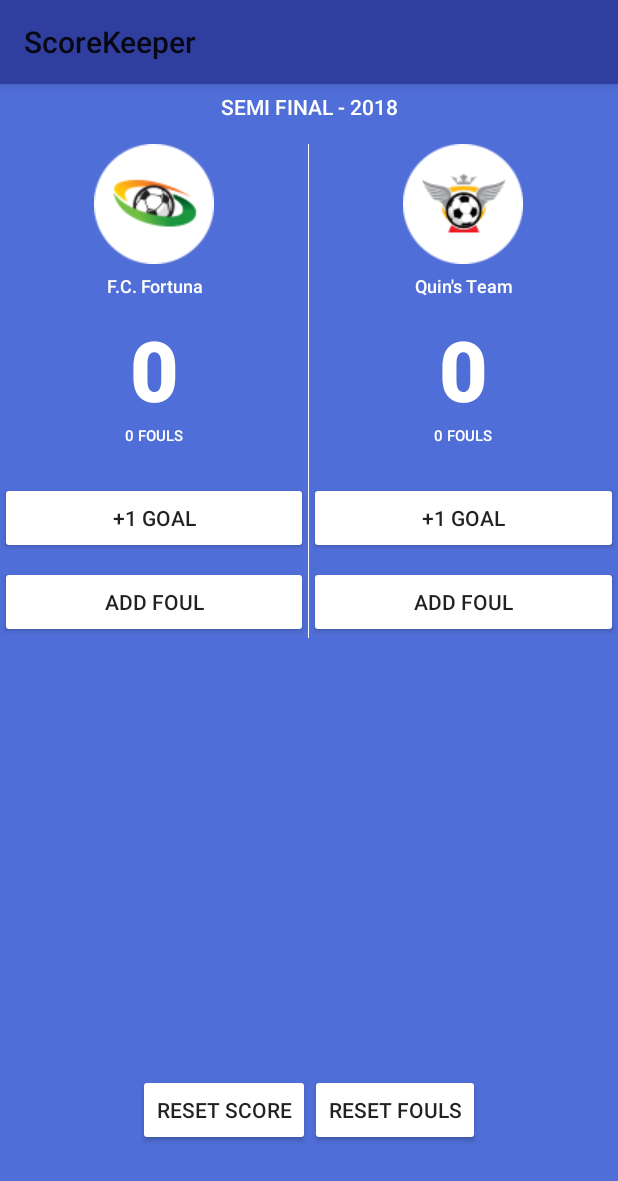
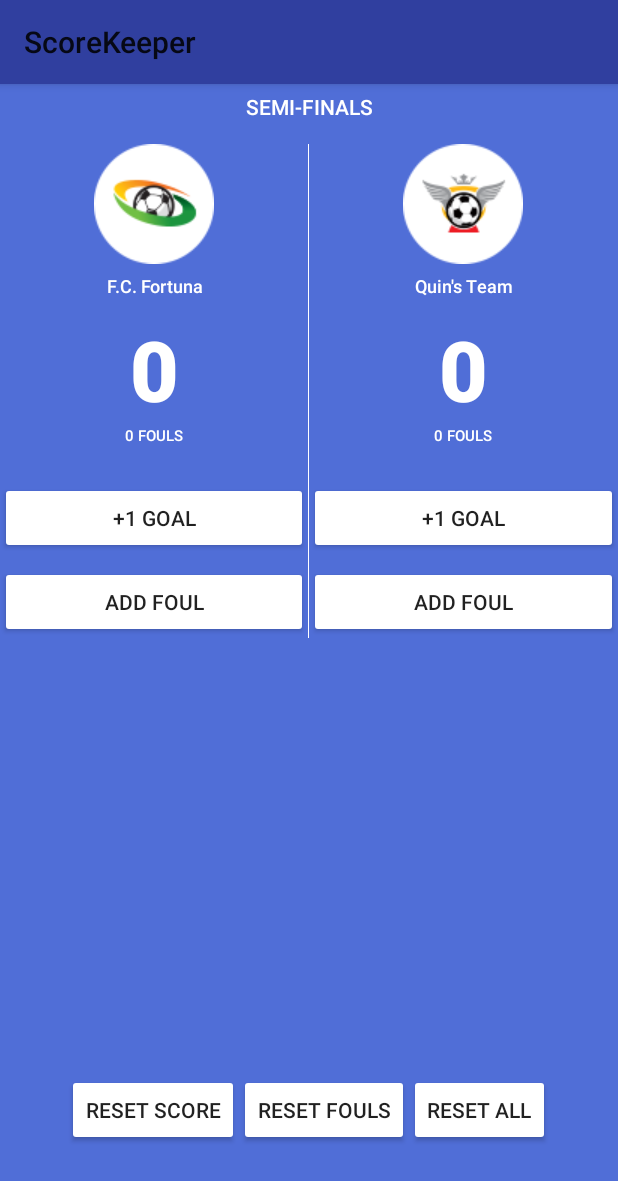
Before and after one commit to dukkevin/ScoreKeeper, an Android app: the screen it shows after launch (MainActivity), on a phone screen of 412 x 824 dp. Shown: the top 1181 px of the screen. Run offline under Robolectric (Android 15) with nearby library versions, the phone set to English and light mode, and no system bars.

Commit message:
Add. Strings.

```diff
--- a/app/src/main/java/com/example/android/scorekeeper/MainActivity.java
+++ b/app/src/main/java/com/example/android/scorekeeper/MainActivity.java
@@ -110,4 +110,16 @@ public class MainActivity extends AppCompatActivity {
         foulsB = 0;
         displayFoulForTeamB((foulsB) + " FOULS");
     }
+
+    public void resetAll (View v) {
+        scoreTeamA = 0;
+        displayForTeamA(scoreTeamA);
+        scoreTeamB = 0;
+        displayForTeamB(scoreTeamB);
+
+        foulsA = 0;
+        displayFoulForTeamA((foulsA) + " FOULS");
+        foulsB = 0;
+        displayFoulForTeamB((foulsB) + " FOULS");
+    }
 }
--- a/app/src/main/res/layout/activity_main.xml
+++ b/app/src/main/res/layout/activity_main.xml
@@ -18,7 +18,7 @@
             android:layout_marginTop="5dp"
             android:fontFamily="sans-serif-medium"
             android:gravity="center_horizontal"
-            android:text="Semi Final - 2018"
+            android:text="@string/title"
             android:textAllCaps="true"
             android:textColor="#fff"
             android:textSize="14sp" />
@@ -52,7 +52,7 @@
                         android:layout_marginTop="6dp"
                         android:fontFamily="sans-serif-medium"
                         android:gravity="center_horizontal"
-                        android:text="F.C. Fortuna"
+                        android:text="@string/team_1"
                         android:textColor="#fff"
                         android:textSize="12sp" />
 
@@ -63,7 +63,7 @@
                         android:layout_marginTop="10dp"
                         android:fontFamily="sans-serif-black"
                         android:gravity="center_horizontal"
-                        android:text="0"
+                        android:text="@string/score_1"
                         android:textColor="#fff"
                         android:textSize="56sp" />
 
@@ -73,7 +73,7 @@
                         android:layout_height="wrap_content"
                         android:fontFamily="sans-serif-medium"
                         android:gravity="center_horizontal"
-                        android:text="0 fouls"
+                        android:text="@string/fouls_1"
                         android:textAllCaps="true"
                         android:textColor="#fff"
                         android:textSize="10sp" />
@@ -83,7 +83,7 @@
                         android:layout_height="wrap_content"
                         android:layout_marginTop="24dp"
                         android:onClick="addOneForTeamA"
-                        android:text="+1 Goal"
+                        android:text="@string/add_goal"
                         android:textAllCaps="true" />
 
                     <Button
@@ -91,7 +91,7 @@
                         android:layout_height="wrap_content"
                         android:layout_marginTop="8dp"
                         android:onClick="addFoulForTeamA"
-                        android:text="Add Foul"
+                        android:text="@string/add_foul"
                         android:textAllCaps="true" />
                 </LinearLayout>
 
@@ -120,7 +120,7 @@
                         android:layout_marginTop="6dp"
                         android:fontFamily="sans-serif-medium"
                         android:gravity="center_horizontal"
-                        android:text="Quin's Team"
+                        android:text="@string/team_2"
                         android:textColor="#fff"
                         android:textSize="12sp" />
 
@@ -131,7 +131,7 @@
                         android:layout_marginTop="10dp"
                         android:fontFamily="sans-serif-black"
                         android:gravity="center_horizontal"
-                        android:text="0"
+                        android:text="@string/score_2"
                         android:textColor="#fff"
                         android:textSize="56sp" />
 
@@ -141,7 +141,7 @@
                         android:layout_height="wrap_content"
                         android:fontFamily="sans-serif-medium"
                         android:gravity="center_horizontal"
-                        android:text="0 fouls"
+                        android:text="@string/fouls_2"
                         android:textAllCaps="true"
                         android:textColor="#fff"
                         android:textSize="10sp" />
@@ -151,7 +151,7 @@
                         android:layout_height="wrap_content"
                         android:layout_marginTop="24dp"
                         android:onClick="addOneForTeamB"
-                        android:text="+1 Goal"
+                        android:text="@string/add_goal"
                         android:textAllCaps="true" />
 
                     <Button
@@ -159,7 +159,7 @@
                         android:layout_height="wrap_content"
                         android:layout_marginTop="8dp"
                         android:onClick="addFoulForTeamB"
-                        android:text="Add Foul"
+                        android:text="@string/add_foul"
                         android:textAllCaps="true" />
                 </LinearLayout>
 
@@ -183,14 +183,21 @@
                     android:layout_width="wrap_content"
                     android:layout_height="wrap_content"
                     android:onClick="resetScore"
-                    android:text="Reset score"
+                    android:text="@string/reset_score"
                     android:textAllCaps="true" />
 
                 <Button
                     android:layout_width="wrap_content"
                     android:layout_height="wrap_content"
                     android:onClick="resetFouls"
-                    android:text="Reset fouls"
+                    android:text="@string/reset_fouls"
+                    android:textAllCaps="true" />
+
+                <Button
+                    android:layout_width="wrap_content"
+                    android:layout_height="wrap_content"
+                    android:onClick="resetAll"
+                    android:text="@string/reset_all"
                     android:textAllCaps="true" />
 
             </LinearLayout>
--- a/app/src/main/res/values/strings.xml
+++ b/app/src/main/res/values/strings.xml
@@ -1,3 +1,15 @@
 <resources>
     <string name="app_name">ScoreKeeper</string>
+    <string name="title">Semi-Finals</string>
+    <string name="team_1">F.C. Fortuna</string>
+    <string name="score_1">0</string>
+    <string name="fouls_1">0 fouls</string>
+    <string name="add_goal">+1 Goal</string>
+    <string name="add_foul">Add Foul</string>
+    <string name="team_2">Quin's Team</string>
+    <string name="score_2">0</string>
+    <string name="fouls_2">0 fouls</string>
+    <string name="reset_score">Reset Score</string>
+    <string name="reset_fouls">Reset Fouls</string>
+    <string name="reset_all">Reset All</string>
 </resources>
```
